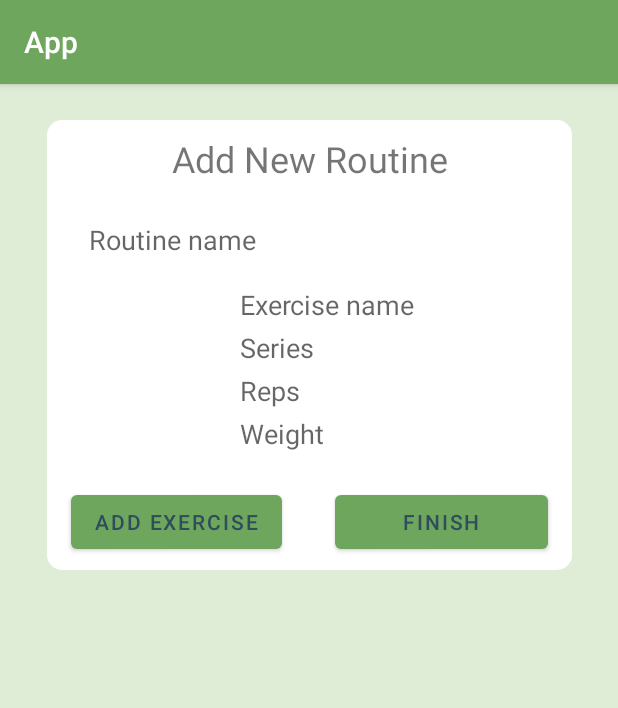
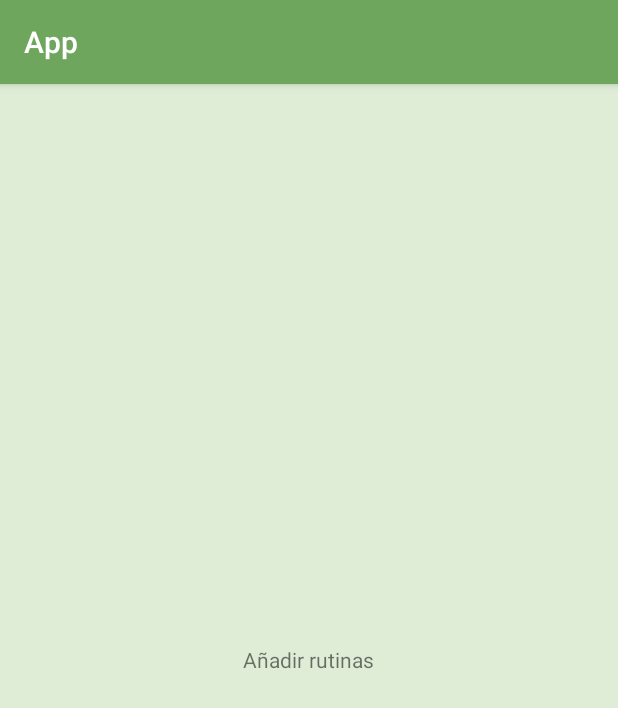
Before and after one commit to locovoi2/App, an Android app: the fragment ManageRoutinesFragment shown on its own in the app's theme, on a phone screen of 412 x 824 dp. Shown: the top 708 px of the screen. Run offline under Robolectric (Android 15) with nearby library versions, the light colour scheme and no system bars.

Commit message:
View Pager de manage routines y sign in mas bonito

```diff
--- a/app/src/main/java/edu/ub/pis/app/view/ui/manage_routines/ManageRoutinesFragment.java
+++ b/app/src/main/java/edu/ub/pis/app/view/ui/manage_routines/ManageRoutinesFragment.java
@@ -4,26 +4,39 @@
 import android.view.LayoutInflater;
 import android.view.View;
 import android.view.ViewGroup;
-import android.widget.Button;
-import android.widget.EditText;
-import android.widget.TextView;
-import android.widget.Toast;
 
 import androidx.annotation.NonNull;
 import androidx.fragment.app.Fragment;
-import androidx.lifecycle.ViewModelProvider;
+import androidx.viewpager.widget.ViewPager;
+import java.util.ArrayList;
+import edu.ub.pis.app.databinding.FragmentManageRoutinesBinding;
+import edu.ub.pis.app.view.ui.manage_routines.pages.AddRoutinesPage;
+import edu.ub.pis.app.view.ui.manage_routines.pages.SeeRoutinesPage;
 
-import com.google.firebase.auth.FirebaseAuth;
+public class ManageRoutinesFragment extends Fragment {
+    private FragmentManageRoutinesBinding binding;
+    private ViewPager pager;
+    private ViewPagerAdapter pagerAdapter;
 
-import java.util.ArrayList;
-import java.util.List;
+    public View onCreateView(@NonNull LayoutInflater inflater, ViewGroup container, Bundle savedInstanceState) {
+        binding = FragmentManageRoutinesBinding.inflate(inflater, container, false);
 
-import edu.ub.pis.app.R;
-import edu.ub.pis.app.databinding.FragmentManageRoutinesBinding;
-import edu.ub.pis.app.model.Exercise;
-import edu.ub.pis.app.model.Routine;
-import edu.ub.pis.app.model.RoutineRepository;
+        return binding.getRoot();
+    }
 
+    public void onViewCreated(View view, Bundle savedInstanceState) {
+        ArrayList<Fragment> fragments = new ArrayList<>();
+        fragments.add(new AddRoutinesPage());
+        fragments.add(new SeeRoutinesPage());
+
+        pager = binding.viewPager;
+        pagerAdapter = new ViewPagerAdapter(requireActivity().getSupportFragmentManager(), fragments);
+        pager.setAdapter(pagerAdapter);
+    }
+}
+
+
+/*
 public class ManageRoutinesFragment extends Fragment {
     private FragmentManageRoutinesBinding binding;
     private final String TAG = "SignInActivity";
@@ -104,3 +117,5 @@
         }
     }
 }
+
+ */
--- /dev/null
+++ b/app/src/main/java/edu/ub/pis/app/view/ui/manage_routines/ViewPagerAdapter.java
@@ -0,0 +1,28 @@
+package edu.ub.pis.app.view.ui.manage_routines;
+
+import androidx.annotation.NonNull;
+import androidx.fragment.app.Fragment;
+import androidx.fragment.app.FragmentManager;
+import androidx.fragment.app.FragmentStatePagerAdapter;
+
+import java.util.ArrayList;
+
+public class ViewPagerAdapter extends FragmentStatePagerAdapter {
+    private ArrayList<Fragment> fragments;
+
+    public ViewPagerAdapter(FragmentManager fm, ArrayList<Fragment> fragments) {
+        super(fm);
+        this.fragments = fragments;
+    }
+
+    @NonNull
+    @Override
+    public Fragment getItem(int position) {
+        return fragments.get(position);
+    }
+
+    @Override
+    public int getCount() {
+        return fragments.size();
+    }
+}
--- /dev/null
+++ b/app/src/main/java/edu/ub/pis/app/view/ui/manage_routines/pages/AddRoutinesPage.java
@@ -0,0 +1,32 @@
+package edu.ub.pis.app.view.ui.manage_routines.pages;
+
+import android.os.Bundle;
+import android.view.LayoutInflater;
+import android.view.View;
+import android.view.ViewGroup;
+
+import androidx.annotation.NonNull;
+import androidx.annotation.Nullable;
+import androidx.fragment.app.Fragment;
+
+import edu.ub.pis.app.R;
+import edu.ub.pis.app.databinding.FragmentManageRoutinesBinding;
+
+
+public class AddRoutinesPage extends Fragment {
+    @Nullable
+    @Override
+    public View onCreateView(@NonNull LayoutInflater inflater, @Nullable ViewGroup container, @Nullable Bundle savedInstanceState) {
+        ViewGroup rootView = (ViewGroup) inflater
+                .inflate(R.layout.page_add_routines,
+                        container,
+                        false);
+
+        return rootView;
+    }
+
+    @Override
+    public void onViewCreated(@NonNull View view, @Nullable Bundle savedInstanceState) {
+        super.onViewCreated(view, savedInstanceState);
+    }
+}
--- /dev/null
+++ b/app/src/main/java/edu/ub/pis/app/view/ui/manage_routines/pages/SeeRoutinesPage.java
@@ -0,0 +1,32 @@
+package edu.ub.pis.app.view.ui.manage_routines.pages;
+
+import android.os.Bundle;
+import android.view.LayoutInflater;
+import android.view.View;
+import android.view.ViewGroup;
+
+import androidx.annotation.NonNull;
+import androidx.annotation.Nullable;
+import androidx.fragment.app.Fragment;
+
+import edu.ub.pis.app.R;
+import edu.ub.pis.app.databinding.FragmentManageRoutinesBinding;
+
+
+public class SeeRoutinesPage extends Fragment {
+    @Nullable
+    @Override
+    public View onCreateView(@NonNull LayoutInflater inflater, @Nullable ViewGroup container, @Nullable Bundle savedInstanceState) {
+        ViewGroup rootView = (ViewGroup) inflater
+                .inflate(R.layout.page_see_routines,
+                        container,
+                        false);
+
+        return rootView;
+    }
+
+    @Override
+    public void onViewCreated(@NonNull View view, @Nullable Bundle savedInstanceState) {
+        super.onViewCreated(view, savedInstanceState);
+    }
+}
--- a/app/src/main/res/layout/fragment_manage_routines.xml
+++ b/app/src/main/res/layout/fragment_manage_routines.xml
@@ -1,12 +1,19 @@
 <?xml version="1.0" encoding="utf-8"?>
-<androidx.constraintlayout.widget.ConstraintLayout xmlns:android="http://schemas.android.com/apk/res/android"
+<LinearLayout xmlns:android="http://schemas.android.com/apk/res/android"
     xmlns:app="http://schemas.android.com/apk/res-auto"
     xmlns:tools="http://schemas.android.com/tools"
     android:layout_width="match_parent"
     android:layout_height="match_parent"
     android:background="@color/light_green"
-    tools:context=".view.ui.daily_routines.DailyRoutinesFragment">
+    tools:context=".view.ui.manage_routines.ManageRoutinesFragment">
 
+    <androidx.viewpager.widget.ViewPager
+        android:id="@+id/view_pager"
+        android:layout_width="match_parent"
+        android:layout_height="match_parent" />
+
+</LinearLayout>
+    <!--
     <androidx.constraintlayout.widget.ConstraintLayout
         android:id="@+id/constraintAdd"
         android:layout_width="350dp"
@@ -123,3 +130,4 @@
     </androidx.constraintlayout.widget.ConstraintLayout>
 
 </androidx.constraintlayout.widget.ConstraintLayout>
+    -->
--- /dev/null
+++ b/app/src/main/res/layout/page_add_routines.xml
@@ -0,0 +1,13 @@
+<?xml version="1.0" encoding="utf-8"?>
+<LinearLayout xmlns:android="http://schemas.android.com/apk/res/android"
+    android:layout_width="match_parent"
+    android:gravity="center"
+    android:background="@color/light_green"
+    android:layout_height="match_parent">
+
+    <TextView
+        android:id="@+id/textViewAddR"
+        android:layout_width="wrap_content"
+        android:layout_height="wrap_content"
+        android:text="Añadir rutinas" />
+</LinearLayout>
--- a/app/src/main/res/values/colors.xml
+++ b/app/src/main/res/values/colors.xml
@@ -7,6 +7,6 @@
     <color name="teal_700">#FF018786</color>
     <color name="black">#FF000000</color>
     <color name="white">#FFFFFFFF</color>
-    <color name="light_green">#DFEDD6</color>
-    <color name="dark_green">#4A8F04</color>
+    <color name="light_green">#dfedd6</color>
+    <color name="dark_green">#629c44</color>
 </resources>
```
Also changed, not shown: app/build.gradle (+5 -2 lines), app/src/main/res/layout/activity_sign_in.xml (+26 -7 lines), app/src/main/res/layout/page_see_routines.xml (added, +13 -0 lines), app/src/main/res/drawable/logo.png.
